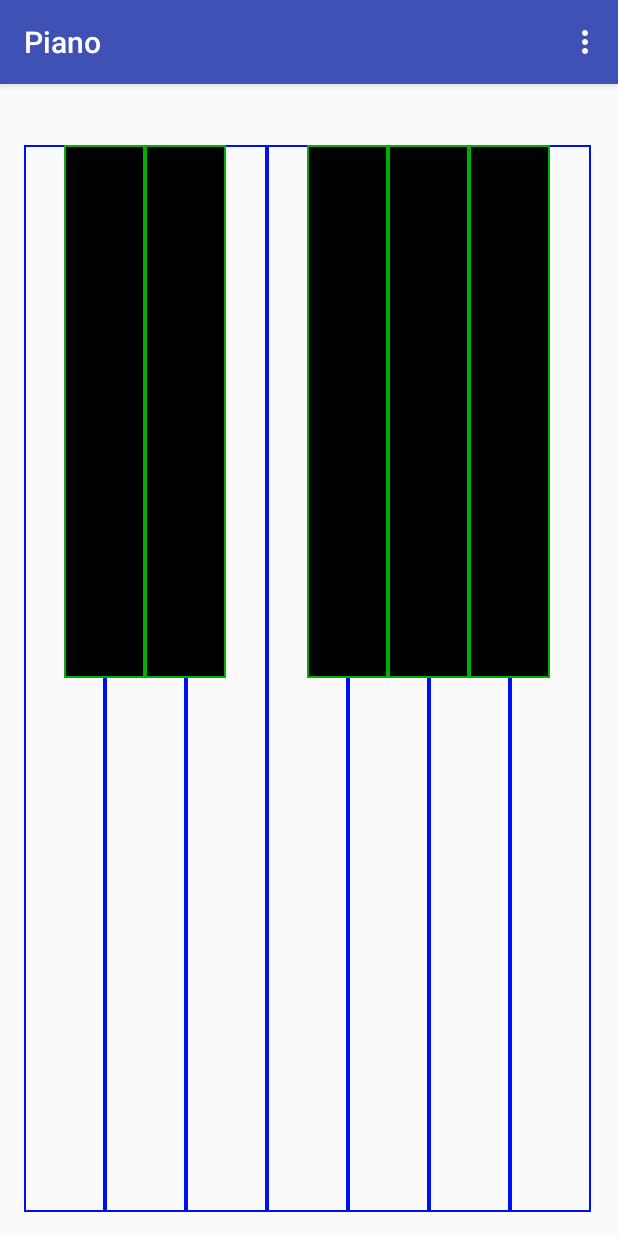
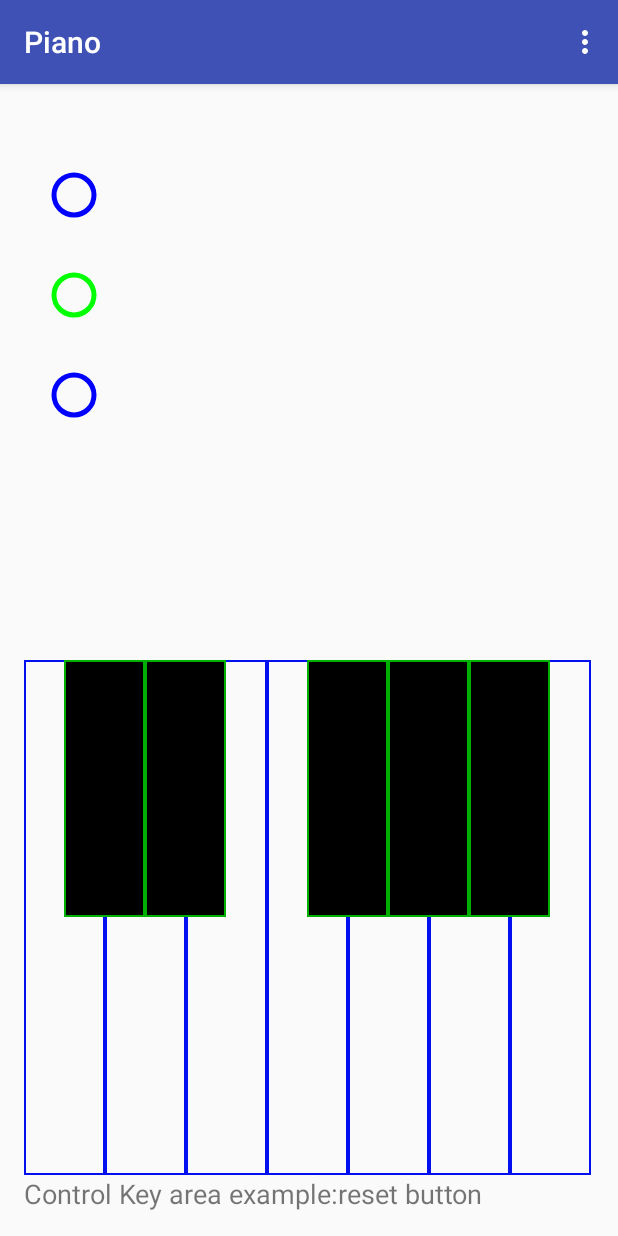
Before and after one commit to sandylai0116/Innovative_Comp_2015, an Android app: the screen it shows after launch (MainActivity), on a phone screen of 412 x 824 dp. Run offline under Robolectric (Android 15) with nearby library versions, the phone set to English and light mode, and no system bars; 2 statements that could not run were skipped.

Commit message:
1. change layout 2. initial piano sheet

```diff
--- /dev/null
+++ b/Piano/app/src/main/java/com/project/piano/PianoSheet.java
@@ -0,0 +1,45 @@
+package com.project.piano;
+
+import android.content.Context;
+import android.graphics.Canvas;
+import android.graphics.Color;
+import android.graphics.Paint;
+import android.util.AttributeSet;
+import android.view.View;
+
+/**
+ * Created by LAI on 2015/11/6.
+ */
+public class PianoSheet extends View {
+    // setup initial color
+    private final int paintColor = Color.BLACK;
+    // defines paint and canvas
+    private Paint drawPaint;
+
+    public PianoSheet(Context context, AttributeSet attrs) {
+        super(context, attrs);
+        setFocusable(true);
+        setFocusableInTouchMode(true);
+        setupPaint();
+    }
+
+    // Setup paint with color and stroke styles
+    private void setupPaint() {
+        drawPaint = new Paint();
+        drawPaint.setColor(paintColor);
+        drawPaint.setAntiAlias(true);
+        drawPaint.setStrokeWidth(5);
+        drawPaint.setStyle(Paint.Style.STROKE);
+        drawPaint.setStrokeJoin(Paint.Join.ROUND);
+        drawPaint.setStrokeCap(Paint.Cap.ROUND);
+    }
+
+    @Override
+    protected void onDraw(Canvas canvas) {
+        canvas.drawCircle(50, 50, 20, drawPaint);
+        drawPaint.setColor(Color.GREEN);
+        canvas.drawCircle(50, 150, 20, drawPaint);
+        drawPaint.setColor(Color.BLUE);
+        canvas.drawCircle(50, 250, 20, drawPaint);
+    }
+}
--- a/Piano/app/src/main/res/layout/fragment_main.xml
+++ b/Piano/app/src/main/res/layout/fragment_main.xml
@@ -10,18 +10,32 @@
     android:paddingBottom="@dimen/activity_vertical_margin"
     android:orientation="vertical"
     tools:showIn="@layout/activity_main"
-    tools:context=".MainActivityFragment">
+    tools:context=".MainActivityFragment"
+    android:weightSum="2"
+    >
 
     <TextView
         android:layout_width="fill_parent"
         android:layout_height="wrap_content"
         android:textSize="18dp"
-        android:id="@+id/midiKey" />
+        android:id="@+id/midiKey"
+        android:minLines="1" />
+
+    <com.project.piano.PianoSheet
+        android:id="@+id/drawingView1"
+        android:layout_width="wrap_content"
+        android:layout_height="0dp"
+        android:layout_weight="1"
+        android:layout_alignParentBottom="true"
+        android:layout_alignParentLeft="true"
+        android:layout_alignParentRight="true"
+        android:layout_alignParentTop="true" />
 
     <com.twobard.pianoview.Piano
         android:id="@+id/piano_keyboard"
         android:layout_width="fill_parent"
-        android:layout_height="wrap_content"
+        android:layout_height="0dp"
+        android:layout_weight="1"
         piano:keyCount="12"
         piano:blackKeyDrawable="@drawable/key_black_custom"
         piano:whiteKeyDrawable="@drawable/key_white_custom"
@@ -29,4 +43,13 @@
         android:layout_alignParentLeft="false"
         android:layout_alignParentStart="false" />
 
+    <TextView
+        android:layout_width="fill_parent"
+        android:layout_height="wrap_content"
+        android:textSize="18dp"
+        android:id="@+id/control"
+        android:minLines="1"
+        android:text="Control Key area example:reset button"
+        />
+
 </LinearLayout>
```
